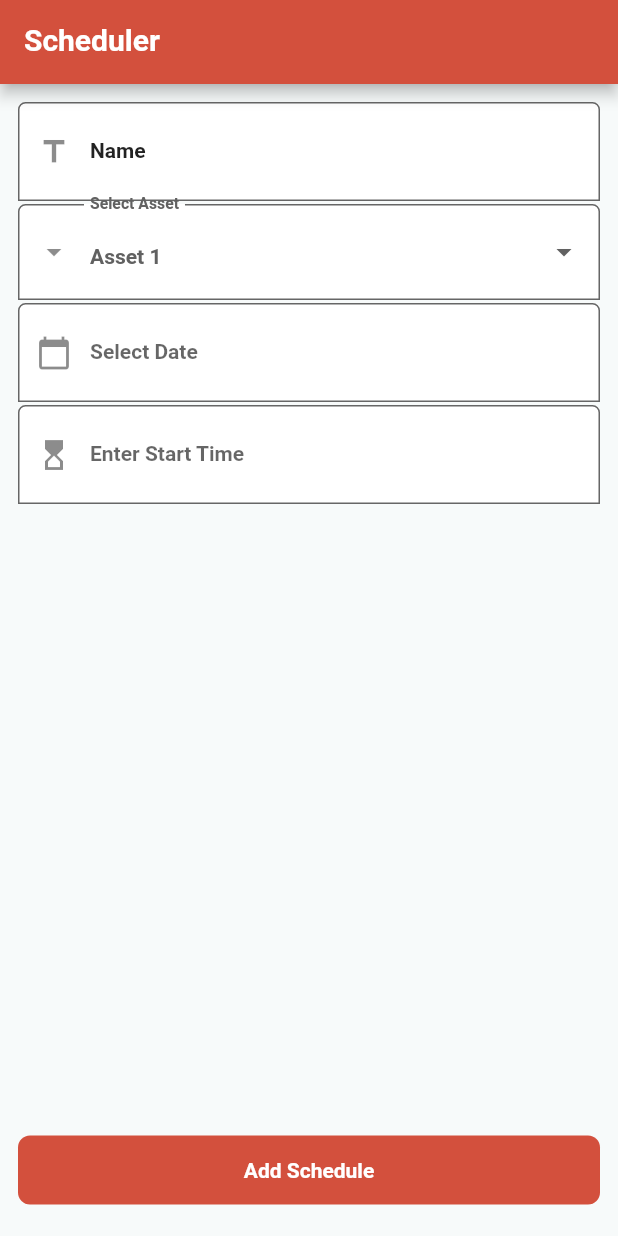
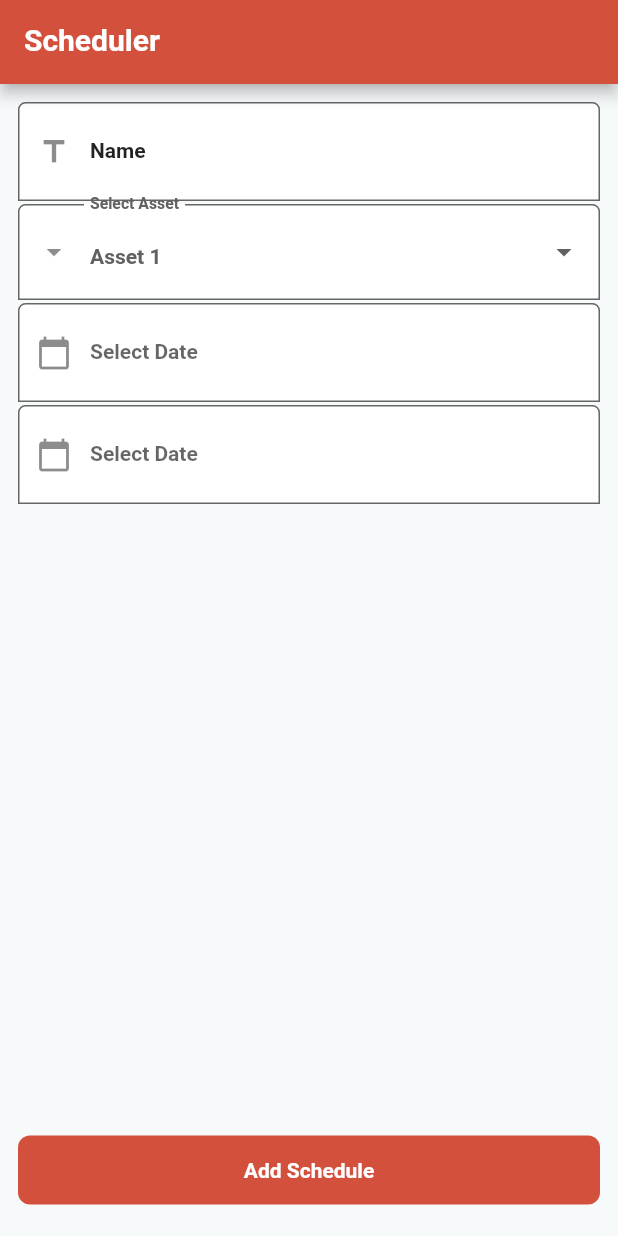
Before and after one commit to TechlauncherFireApp/mobile, a Flutter app: the screen it shows after launch, on a phone screen of 412 x 824 dp. Run offline on Flutter 3.47's test engine with Material 2 defaults, Android fonts, the phone set to English and light mode, and no system bars; our stand-ins replace dio, easy_search_bar, email_validator, floor, flutter_svg, fluttertoast and 9 more; missing offline and left inert: mutex; accounts and stored records are empty; generated files the repository leaves out were written again.

Commit message:
added temporal class

```diff
--- a/fireapp/lib/presentation/constraint_form/base_input_field.dart
+++ b/fireapp/lib/presentation/constraint_form/base_input_field.dart
@@ -4,15 +4,14 @@ import 'package:flutter_gen/gen_l10n/app_localizations.dart';
 import 'package:intl/intl.dart';
 import 'constraint_form_view.dart';
 
-class BaseInputField extends StatelessWidget {
+abstract class BaseInputField extends StatelessWidget {
   final TextEditingController controller;
   final String label;
   final IconData icon;
   final String? Function(String?)? validator;
   final TextStyle? style;
-  final schedulerInputType inputType;
 
-  static const OutlineInputBorder _commonInputBorder = OutlineInputBorder(
+   final OutlineInputBorder commonInputBorder = const OutlineInputBorder(
     borderRadius: BorderRadius.only(
       topLeft: Radius.circular(5.0),
       topRight: Radius.circular(5.0), // same radius circular as login_page
@@ -26,85 +25,5 @@ class BaseInputField extends StatelessWidget {
     required this.icon,
     this.validator,
     this.style,
-    required this.inputType,
   });
-
-  @override
-  Widget build(BuildContext context) {
-    switch (inputType) {
-      case schedulerInputType.text:
-        {
-          return TextFormField(
-            controller: controller,
-            style: Theme.of(context)
-                .textTheme
-                .labelLarge, // using the same text theme from login_page
-            decoration: InputDecoration(
-                labelStyle: Theme.of(context).textTheme.labelLarge,
-                // using the same text theme from login_page
-                filled: true,
-                fillColor: Colors.white,
-                prefixIcon: Icon(icon),
-                labelText: label,
-                border: _commonInputBorder),
-            validator: validator,
-          );
-          // statements;
-        }
-      case schedulerInputType.date:
-        {
-          return TextFormField(
-            controller: controller,
-            style: Theme.of(context).textTheme.labelLarge,
-            // using the same text theme from login_page
-            decoration: InputDecoration(
-              labelText: AppLocalizations.of(context)?.enterDate,
-              fillColor: Colors.white,
-              filled: true,
-              prefixIcon: const Icon(Icons.calendar_today),
-              border: _commonInputBorder,
-            ),
-            readOnly: true,
-            validator: validator,
-            onTap: () async {
-              DateTime? selectedDate = await showDatePicker(
-                context: context,
-                initialDate: DateTime.now(),
-                firstDate: DateTime(2020),
-                lastDate: DateTime(2100),
-              );
-              if (selectedDate != null) {
-                controller.text = DateFormat('yyyy-MM-dd').format(selectedDate);
-              }
-            },
-          );
-        }
-      case schedulerInputType.time:
-        {
-          return TextFormField(
-            controller: controller,
-            style: style ?? Theme.of(context).textTheme.labelLarge,
-            decoration: InputDecoration(
-              labelText: AppLocalizations.of(context)?.enterStartTime,
-              fillColor: Colors.white,
-              filled: true,
-              prefixIcon: Icon(icon),
-              border: _commonInputBorder,
-            ),
-            readOnly: true,
-            validator: validator,
-            onTap: () async {
-              TimeOfDay? selectedTime = await showTimePicker(
-                context: context,
-                initialTime: TimeOfDay.now(),
-              );
-              if (selectedTime != null) {
-                controller.text = selectedTime.format(context);
-              }
-            },
-          );
-          //statements;
-        }
-    }
-  }
 }
--- a/fireapp/lib/presentation/constraint_form/constraint_form_view.dart
+++ b/fireapp/lib/presentation/constraint_form/constraint_form_view.dart
@@ -1,10 +1,11 @@
+import 'package:fireapp/presentation/constraint_form/date_input_field.dart';
+import 'package:fireapp/presentation/constraint_form/text_input_field.dart';
+import 'package:fireapp/presentation/constraint_form/time_input_field.dart';
 import 'package:flutter/material.dart';
 import 'package:intl/intl.dart';
 import 'package:flutter_gen/gen_l10n/app_localizations.dart';
 import 'package:fireapp/presentation/constraint_form/constraint_form_view_model.dart';
 import 'package:fireapp/presentation/constraint_form/base_input_field.dart';
-
-enum schedulerInputType { text, date, time }
 
 class SchedulerConstraintPage extends StatelessWidget {
   const SchedulerConstraintPage({super.key});
@@ -38,16 +39,16 @@ class _SchedulerConstraintFormState extends State<SchedulerConstraintForm> {
         child: Column(
           crossAxisAlignment: CrossAxisAlignment.start,
           children: [
-            _SchedulerInputField(
-              viewModel.titleController,
-              Theme.of(context)
+            TextInputField(
+              controller: viewModel.titleController,
+              style: Theme.of(context)
                   .textTheme
                   .labelLarge
                   ?.copyWith(color: Colors.grey[700]),
-              AppLocalizations.of(context)?.volunteer_name ??
+              label: AppLocalizations.of(context)?.volunteer_name ??
                   "", // This will show volunteer name
-              Icons.title,
-              (v) => v!.isEmpty ? 'Title is empty!' : null,
+              icon: Icons.title,
+              validator: (v) => v!.isEmpty ? 'Title is empty!' : null,
             ),
             const SizedBox(height: 2.0),
             Row(
@@ -90,22 +91,22 @@ class _SchedulerConstraintFormState extends State<SchedulerConstraintForm> {
             const SizedBox(
               height: 2.0,
             ),
-            _SchedulerDateInput(
-              viewModel.inputDateController,
-              AppLocalizations.of(context)?.enterDate ?? "",
-              Icons.calendar_today,
-              (v) => v!.isEmpty
+            DateInputField(
+              controller: viewModel.inputDateController,
+              label: AppLocalizations.of(context)?.enterDate ?? "",
+              icon: Icons.calendar_today,
+              validator: (v) => v!.isEmpty
                   ? 'Date is empty!'
                   : null, //will return this if date is empty when submit
             ),
             const SizedBox(
               height: 2.0,
             ),
-            _SchedulerTimeInput(
-              viewModel.startTimeController,
-              AppLocalizations.of(context)?.enterStartTime ?? "",
-              Icons.hourglass_top,
-              (v) => v!.isEmpty
+            TimeInputField(
+              controller: viewModel.startTimeController,
+              label: AppLocalizations.of(context)?.enterStartTime ?? "",
+              icon: Icons.hourglass_top,
+              validator: (v) => v!.isEmpty
                   ? 'Start Time is empty!'
                   : null, //will return this if start time is empty when submit
             ),
@@ -131,53 +132,6 @@ class _SchedulerConstraintFormState extends State<SchedulerConstraintForm> {
   }
 }
 
-class _SchedulerInputField extends BaseInputField {
-  const _SchedulerInputField(
-    TextEditingController controller,
-    TextStyle? style,
-    String label,
-    IconData icon,
-    String? Function(String?)? validator,
-  ) : super(
-          controller: controller,
-          style: style,
-          label: label,
-          icon: icon,
-          validator: validator,
-          inputType: schedulerInputType.text,
-        );
-}
-
-class _SchedulerDateInput extends BaseInputField {
-  const _SchedulerDateInput(
-    TextEditingController controller,
-    String label,
-    IconData icon,
-    String? Function(String?)? validator,
-  ) : super(
-          controller: controller,
-          label: label,
-          icon: icon,
-          validator: validator,
-          inputType: schedulerInputType.date,
-        );
-}
-
-class _SchedulerTimeInput extends BaseInputField {
-  const _SchedulerTimeInput(
-    TextEditingController controller,
-    String label,
-    IconData icon,
-    String? Function(String?)? validator,
-  ) : super(
-          controller: controller,
-          label: label,
-          icon: icon,
-          validator: validator,
-          inputType: schedulerInputType.time,
-        );
-}
-
 var commonInputBorder = const OutlineInputBorder(
   borderRadius: BorderRadius.only(
     topLeft: Radius.circular(5.0),
--- /dev/null
+++ b/fireapp/lib/presentation/constraint_form/date_input_field.dart
@@ -0,0 +1,34 @@
+
+import 'package:fireapp/presentation/constraint_form/temporal_input_field.dart';
+import 'package:flutter/cupertino.dart';
+import 'package:flutter/material.dart';
+import 'package:flutter/src/widgets/framework.dart';
+import 'package:intl/intl.dart';
+import 'package:flutter_gen/gen_l10n/app_localizations.dart';
+
+import 'constraint_form_view.dart';
+
+class DateInputField extends TemporalInputField {
+  const DateInputField(
+      {super.key,
+      required super.controller,
+      required super.label,
+      required super.icon,
+      required String? Function(String?)? validator});
+
+  @override
+  Widget build(BuildContext context) {
+    return buildContext(context, () async {
+      DateTime? selectedDate = await showDatePicker(
+        context: context,
+        initialDate: DateTime.now(),
+        firstDate: DateTime(2020),
+        lastDate: DateTime(2100),
+      );
+      if (selectedDate != null) {
+        controller.text = DateFormat('yyyy-MM-dd').format(selectedDate);
+      }
+    },
+    );
+  }
+}
--- /dev/null
+++ b/fireapp/lib/presentation/constraint_form/temporal_input_field.dart
@@ -0,0 +1,87 @@
+import 'package:fireapp/presentation/constraint_form/base_input_field.dart';
+import 'package:fireapp/presentation/constraint_form/constraint_form_view.dart';
+import 'package:flutter/cupertino.dart';
+import 'package:flutter/material.dart';
+import 'package:flutter_gen/gen_l10n/app_localizations.dart';
+
+
+abstract class TemporalInputField extends BaseInputField {
+
+   const TemporalInputField(
+      {super.key,
+      required super.controller,
+      required super.label,
+      required super.icon});
+
+   TextFormField buildContext(BuildContext context, void Function() onTap){
+     return TextFormField(
+         controller: controller,
+         style: Theme.of(context).textTheme.labelLarge,
+     // using the same text theme from login_page
+     decoration: InputDecoration(
+     labelText: AppLocalizations.of(context)?.enterDate,
+     fillColor: Colors.white,
+     filled: true,
+     prefixIcon: const Icon(Icons.calendar_today),
+     border: commonInputBorder,
+     ),
+     readOnly: true,
+     validator: validator,
+     onTap: onTap);
+   }
+
+   }
+
+  // case schedulerInputType.date:
+//         {
+//           return TextFormField(
+//             controller: controller,
+//             style: Theme.of(context).textTheme.labelLarge,
+//             // using the same text theme from login_page
+//             decoration: InputDecoration(
+//               labelText: AppLocalizations.of(context)?.enterDate,
+//               fillColor: Colors.white,
+//               filled: true,
+//               prefixIcon: const Icon(Icons.calendar_today),
+//               border: _commonInputBorder,
+//             ),
+//             readOnly: true,
+//             validator: validator,
+//             onTap: () async {
+//               DateTime? selectedDate = await showDatePicker(
+//                 context: context,
+//                 initialDate: DateTime.now(),
+//                 firstDate: DateTime(2020),
+//                 lastDate: DateTime(2100),
+//               );
+//               if (selectedDate != null) {
+//                 controller.text = DateFormat('yyyy-MM-dd').format(selectedDate);
+//               }
+//             },
+//           );
+//         }
+//       case schedulerInputType.time:
+//         {
+//           return TextFormField(
+//             controller: controller,
+//             style: style ?? Theme.of(context).textTheme.labelLarge,
+//             decoration: InputDecoration(
+//               labelText: AppLocalizations.of(context)?.enterStartTime,
+//               fillColor: Colors.white,
+//               filled: true,
+//               prefixIcon: Icon(icon),
+//               border: _commonInputBorder,
+//             ),
+//             readOnly: true,
+//             validator: validator,
+//             onTap: () async {
+//               TimeOfDay? selectedTime = await showTimePicker(
+//                 context: context,
+//                 initialTime: TimeOfDay.now(),
+//               );
+//               if (selectedTime != null) {
+//                 controller.text = selectedTime.format(context);
+//               }
+// //             },
+// //           );
+// }
--- /dev/null
+++ b/fireapp/lib/presentation/constraint_form/text_input_field.dart
@@ -0,0 +1,34 @@
+import 'package:fireapp/presentation/constraint_form/base_input_field.dart';
+import 'package:flutter/cupertino.dart';
+import 'package:flutter/material.dart';
+import 'package:flutter/src/widgets/framework.dart';
+
+import 'constraint_form_view.dart';
+
+class TextInputField extends BaseInputField {
+  const TextInputField(
+      {super.key,
+      required super.controller,
+      required super.style,
+      required super.label,
+      required super.icon,
+      required String? Function(String?)? validator});
+
+  @override
+  Widget build(BuildContext context) {
+    return TextFormField(
+      controller: controller,
+      style: Theme.of(context).textTheme.labelLarge, // using the same text theme from login_page
+      decoration: InputDecoration(
+          labelStyle: Theme.of(context).textTheme.labelLarge,
+                // using the same text theme from login_page
+          filled: true,
+          fillColor: Colors.white,
+          prefixIcon: Icon(icon),
+          labelText: label,
+          border: commonInputBorder),
+          validator: validator,
+          );
+          // statements;
+        }
+  }
--- /dev/null
+++ b/fireapp/lib/presentation/constraint_form/time_input_field.dart
@@ -0,0 +1,29 @@
+import 'package:fireapp/presentation/constraint_form/temporal_input_field.dart';
+import 'package:flutter/cupertino.dart';
+import 'package:flutter/material.dart';
+import 'package:flutter/src/widgets/framework.dart';
+import 'package:flutter_gen/gen_l10n/app_localizations.dart';
+
+import 'constraint_form_view.dart';
+
+class TimeInputField extends TemporalInputField {
+  const TimeInputField(
+      {super.key, required super.controller,
+      required super.label,
+      required super.icon,
+      required String? Function(String?)? validator});
+
+  @override
+  Widget build(BuildContext context) {
+    return buildContext(context, () async {
+      TimeOfDay? selectedTime = await showTimePicker(
+        context: context,
+        initialTime: TimeOfDay.now(),
+      );
+      if (selectedTime != null) {
+        controller.text = selectedTime.format(context);
+      }
+    },
+    );
+  }
+}
```
